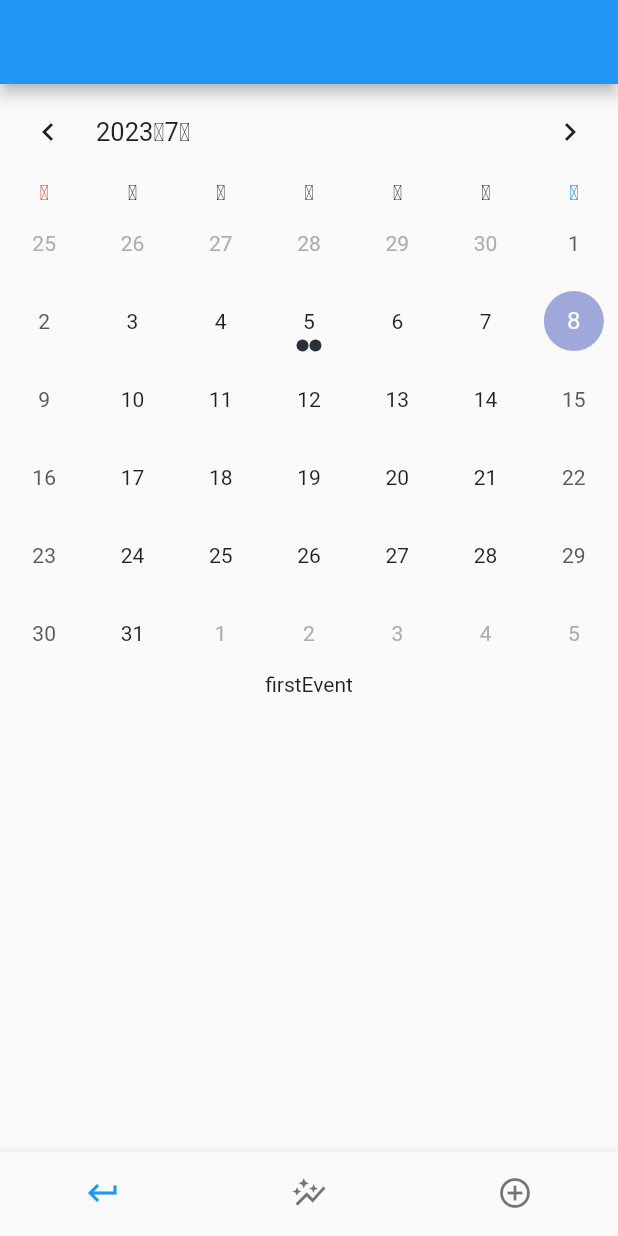
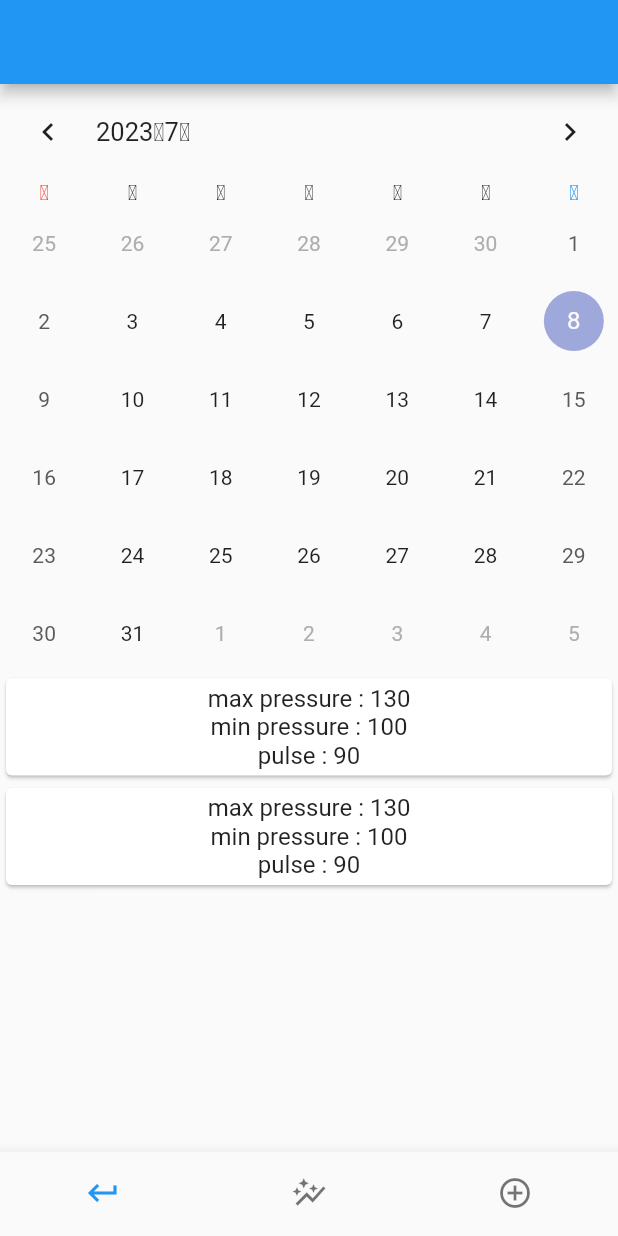
Before and after one commit to Kate941-su/pressure_management, a Flutter app: the screen it shows after launch, on a phone screen of 412 x 824 dp. Run offline on Flutter 3.47's test engine with Material 2 defaults, Android fonts, the light colour scheme and no system bars; drawn by our look-alikes of table_calendar; our stand-ins replace flutter_riverpod, freezed_annotation, hooks_riverpod.

Commit message:
イベントを表示

```diff
--- a/lib/main_page/main_page.dart
+++ b/lib/main_page/main_page.dart
@@ -4,7 +4,7 @@ import 'package:flutter_riverpod/flutter_riverpod.dart';
 import 'package:flutter_training/datetime/datetime_provider.dart';
 import 'package:flutter_training/main_page/calendar_item.dart';
 import 'package:table_calendar/table_calendar.dart';
-
+import '../pressure/mocked_pressure_items_map.dart';
 class MainPage extends ConsumerWidget {
   MainPage({super.key});
 
@@ -27,7 +27,7 @@ class MainPage extends ConsumerWidget {
               return CalendarItem(day: day);
             }),
             eventLoader: (date) {
-              return sampleEvents[date] ?? [];
+              return mockedPressureItemsMap[date] ?? [];
             },
             availableGestures: AvailableGestures.all,
             selectedDayPredicate: (day) => day == focusedDay,
@@ -42,9 +42,25 @@ class MainPage extends ConsumerWidget {
             onDaySelected: (selectDay, focusDay) {
               ref.read(focusDayProvider.notifier).setDatetime(selectDay);
             }),
-        Expanded(child: Text(
-            sampleEvents[selectedDay] != null ? sampleEvents[selectedDay]![0] : ''
-        ))
+        Expanded(
+          child: ListView.builder(
+            itemCount: mockedPressureItemsMap[DateTime(2023, 8, 5)]?.length,
+            itemBuilder: (context, index) {
+              final pressureItem = mockedPressureItemsMap[DateTime(2023, 8, 5)]?[index];
+              return Card(
+                child: ListTile(
+                  title: Column(
+                    children: [
+                      Text('max pressure : ${pressureItem!.maxPressure}'),
+                      Text('min pressure : ${pressureItem!.minPressure}'),
+                      Text('pulse : ${pressureItem!.pulse}'),
+                    ],
+                  ),
+                ),
+              );
+            },
+          ),
+        ),
       ],
     );
   }
```
